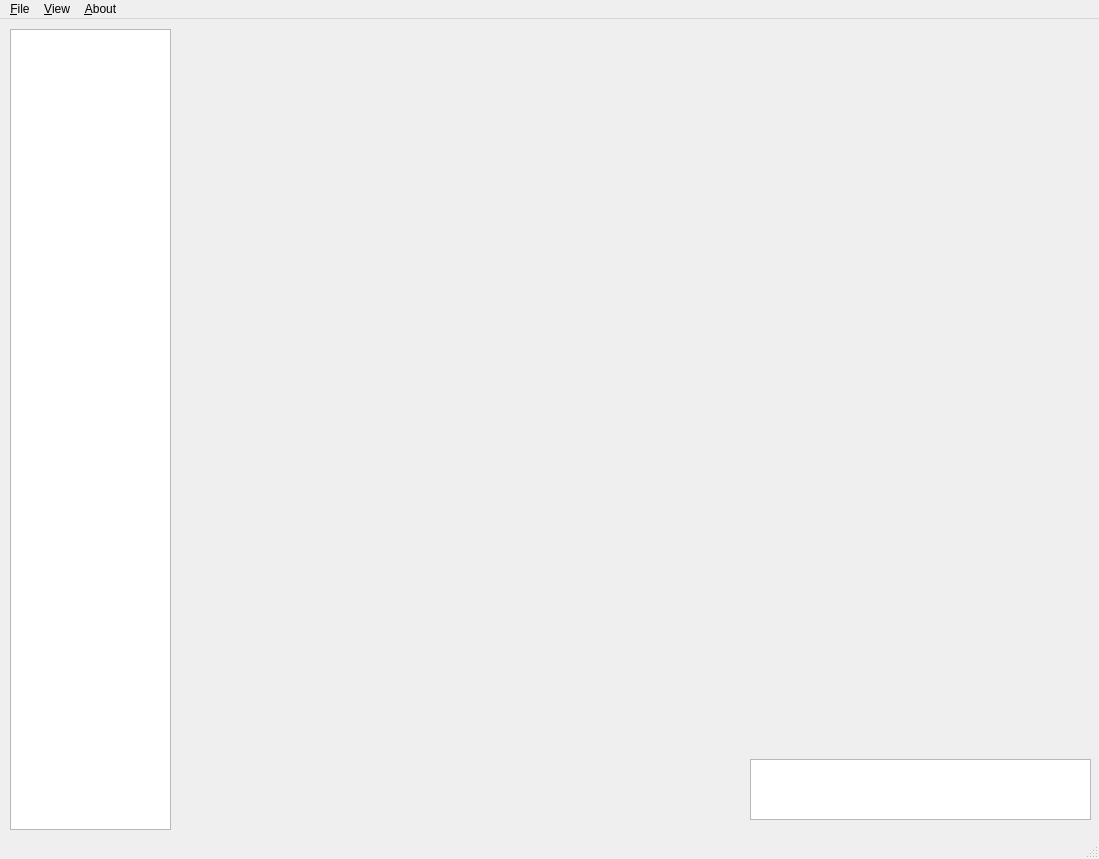
This is untitled.ui in kthordarson/torqtool as Qt 5 draws it before an edit. The edited form follows.
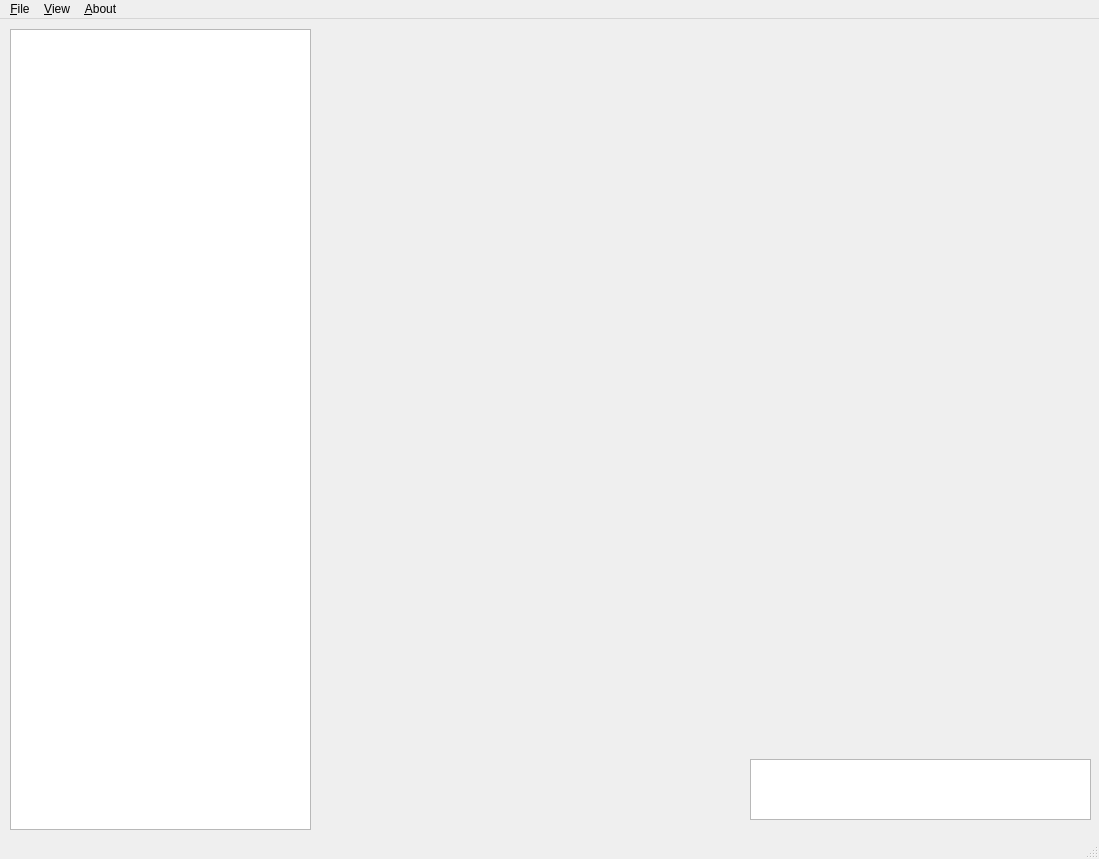
This is the edited form.

Patch:
```diff
--- a/untitled.ui
+++ b/untitled.ui
@@ -19,7 +19,7 @@
      <rect>
       <x>10</x>
       <y>10</y>
-      <width>161</width>
+      <width>301</width>
       <height>801</height>
      </rect>
     </property>
@@ -42,7 +42,7 @@
    <widget class="QWidget" name="horizontalLayoutWidget">
     <property name="geometry">
      <rect>
-      <x>310</x>
+      <x>410</x>
       <y>740</y>
       <width>321</width>
       <height>71</height>
@@ -53,10 +53,10 @@
    <widget class="QWidget" name="horizontalLayoutWidget_2">
     <property name="geometry">
      <rect>
-      <x>190</x>
+      <x>760</x>
       <y>10</y>
-      <width>901</width>
-      <height>501</height>
+      <width>331</width>
+      <height>271</height>
      </rect>
     </property>
     <layout class="QHBoxLayout" name="triplayout"/>
@@ -64,9 +64,9 @@
    <widget class="QWidget" name="horizontalLayoutWidget_3">
     <property name="geometry">
      <rect>
-      <x>190</x>
+      <x>370</x>
       <y>520</y>
-      <width>901</width>
+      <width>721</width>
       <height>201</height>
      </rect>
     </property>
```
Left out of the diff: 17 changed lines with no effect on the pictures.
